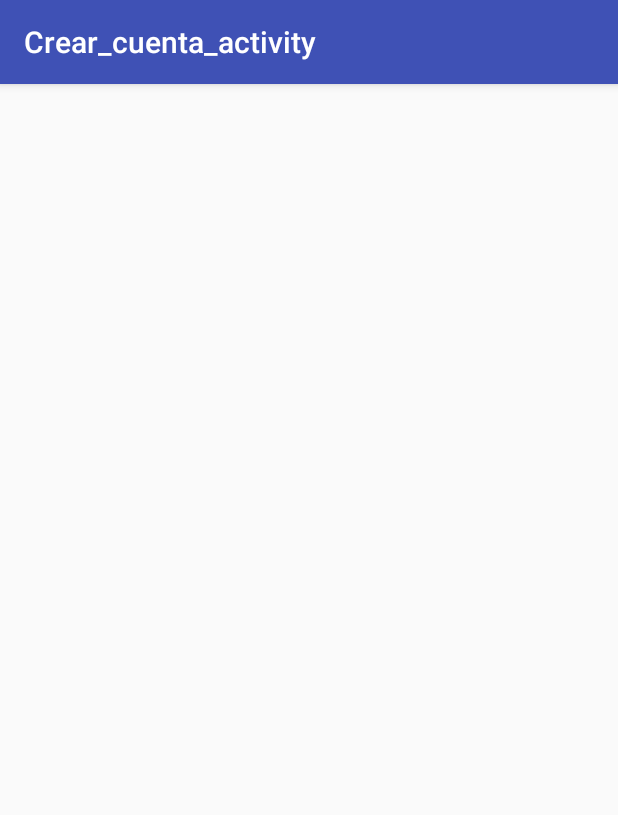
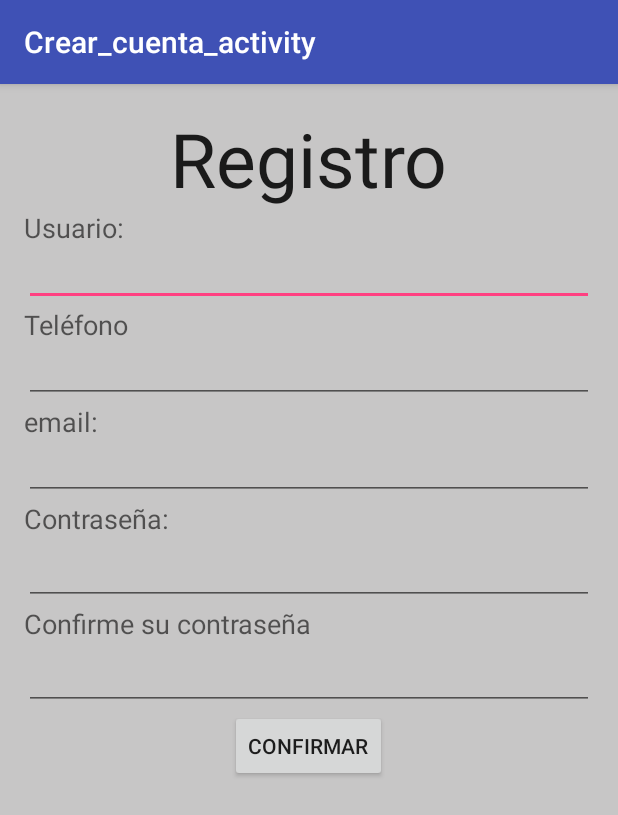
Before and after one commit to MinMiguelM/BR-App, an Android app: the CreateAccountActivity screen opened directly, with no data from a screen before it, on a phone screen of 412 x 824 dp. Shown: the top 815 px of the screen. Run offline under Robolectric (Android 15) with nearby library versions, the phone set to English and light mode, and no system bars.

Commit message:
interfaz de registro

```diff
--- a/app/src/main/res/layout/content_crear_cuenta.xml
+++ b/app/src/main/res/layout/content_crear_cuenta.xml
@@ -10,6 +10,138 @@
     android:paddingTop="@dimen/activity_vertical_margin"
     app:layout_behavior="@string/appbar_scrolling_view_behavior"
     tools:context=".CreateAccountActivity"
-    tools:showIn="@layout/activity_crear_cuenta">
+    tools:showIn="@layout/activity_crear_cuenta"
+    android:background="#ced1ce"
+    android:backgroundTint="#c7c6c6">
+
+    <TextView
+        android:layout_width="wrap_content"
+        android:layout_height="wrap_content"
+        android:textAppearance="?android:attr/textAppearanceMedium"
+        android:text="Usuario:"
+        android:id="@+id/textView4"
+        android:layout_below="@+id/textView5"
+        android:layout_alignParentLeft="true"
+        android:layout_alignParentStart="true" />
+
+    <EditText
+        android:layout_width="wrap_content"
+        android:layout_height="40dp"
+        android:inputType="textPersonName"
+        android:ems="10"
+        android:id="@+id/editText3"
+        android:layout_below="@+id/textView4"
+        android:layout_alignLeft="@+id/textView4"
+        android:layout_alignStart="@+id/textView4"
+        android:layout_alignParentRight="true"
+        android:layout_alignParentEnd="true"
+        android:layout_alignParentStart="true" />
+
+    <TextView
+        android:layout_width="wrap_content"
+        android:layout_height="wrap_content"
+        android:textAppearance="?android:attr/textAppearanceLarge"
+        android:text="Registro"
+        android:id="@+id/textView5"
+        android:textSize="50dp"
+        android:textIsSelectable="false"
+        android:layout_alignParentTop="true"
+        android:layout_centerHorizontal="true" />
+
+    <TextView
+        android:layout_width="wrap_content"
+        android:layout_height="wrap_content"
+        android:textAppearance="?android:attr/textAppearanceMedium"
+        android:text="Teléfono"
+        android:id="@+id/textView6"
+        android:layout_below="@+id/editText3"
+        android:layout_alignLeft="@+id/editText3"
+        android:layout_alignStart="@+id/editText3" />
+
+    <EditText
+        android:layout_width="wrap_content"
+        android:layout_height="40dp"
+        android:inputType="textPersonName"
+        android:ems="10"
+        android:id="@+id/editText4"
+        android:layout_below="@+id/textView6"
+        android:layout_alignLeft="@+id/editText3"
+        android:layout_alignParentStart="true"
+        android:layout_alignRight="@+id/editText3"
+        android:layout_alignEnd="@+id/editText3" />
+
+    <TextView
+        android:layout_width="wrap_content"
+        android:layout_height="wrap_content"
+        android:textAppearance="?android:attr/textAppearanceMedium"
+        android:text="email:"
+        android:id="@+id/textView8"
+        android:layout_below="@+id/editText4"
+        android:layout_alignLeft="@+id/editText4"
+        android:layout_alignStart="@+id/editText4" />
+
+    <EditText
+        android:layout_width="wrap_content"
+        android:layout_height="40dp"
+        android:inputType="textPersonName"
+        android:ems="10"
+        android:id="@+id/editText5"
+        android:layout_alignParentEnd="true"
+        android:layout_below="@+id/textView8"
+        android:layout_alignLeft="@+id/textView8"
+        android:layout_alignStart="@+id/textView8"
+        android:layout_alignParentStart="true" />
+
+    <Button
+        android:layout_width="wrap_content"
+        android:layout_height="wrap_content"
+        android:text="Confirmar"
+        android:id="@+id/button2"
+        android:layout_below="@+id/PassConfi"
+        android:layout_centerHorizontal="true" />
+
+    <TextView
+        android:layout_width="wrap_content"
+        android:layout_height="wrap_content"
+        android:textAppearance="?android:attr/textAppearanceMedium"
+        android:text="Contraseña:"
+        android:id="@+id/textView9"
+        android:layout_below="@+id/editText5"
+        android:layout_alignLeft="@+id/editText5"
+        android:layout_alignStart="@+id/editText5" />
+
+    <EditText
+        android:layout_width="wrap_content"
+        android:layout_height="wrap_content"
+        android:inputType="textPassword"
+        android:ems="10"
+        android:id="@+id/PassUsu"
+        android:layout_below="@+id/textView9"
+        android:layout_alignParentLeft="true"
+        android:layout_alignParentStart="true"
+        android:layout_alignRight="@+id/editText5"
+        android:layout_alignEnd="@+id/editText5" />
+
+    <TextView
+        android:layout_width="wrap_content"
+        android:layout_height="wrap_content"
+        android:textAppearance="?android:attr/textAppearanceMedium"
+        android:text="Confirme su contraseña"
+        android:id="@+id/textView10"
+        android:layout_below="@+id/PassUsu"
+        android:layout_alignLeft="@+id/textView9"
+        android:layout_alignStart="@+id/textView9" />
+
+    <EditText
+        android:layout_width="wrap_content"
+        android:layout_height="wrap_content"
+        android:inputType="textPassword"
+        android:ems="10"
+        android:id="@+id/PassConfi"
+        android:layout_alignParentStart="true"
+        android:layout_below="@+id/textView10"
+        android:layout_alignLeft="@+id/textView9"
+        android:layout_alignRight="@+id/PassUsu"
+        android:layout_alignEnd="@+id/PassUsu" />
 
 </RelativeLayout>
--- a/app/src/main/res/layout/content_main.xml
+++ b/app/src/main/res/layout/content_main.xml
@@ -9,6 +9,7 @@
     android:paddingRight="@dimen/activity_horizontal_margin"
     android:paddingTop="@dimen/activity_vertical_margin"
     android:background="@color/com_facebook_button_background_color"
+
     app:layout_behavior="@string/appbar_scrolling_view_behavior"
     tools:context="com.example.asus.br.MainActivity"
     tools:showIn="@layout/activity_main">
@@ -16,10 +17,10 @@
     <com.facebook.login.widget.LoginButton
         android:id="@+id/login_button"
         android:layout_width="wrap_content"
-        android:layout_height="wrap_content"
+        android:layout_height="40dp"
         android:layout_gravity="center_horizontal"
-        android:layout_marginTop="32dp"
-        android:layout_below="@+id/buttonIniciarSesion"
+        android:layout_marginTop="35dp"
+        android:layout_below="@+id/button"
         android:layout_centerHorizontal="true" />
 
     <TextView
@@ -36,14 +37,14 @@
 
     <EditText
         android:layout_width="wrap_content"
-        android:layout_height="wrap_content"
+        android:layout_height="20dp"
         android:id="@+id/editText"
         android:layout_below="@+id/textView2"
-        android:layout_alignLeft="@+id/textView2"
-        android:layout_alignStart="@+id/textView2"
-        android:layout_alignRight="@+id/textView"
-        android:layout_alignEnd="@+id/textView"
-        android:background="#ffffff" />
+        android:background="#ffffff"
+        android:layout_alignLeft="@+id/login_button"
+        android:layout_alignStart="@+id/login_button"
+        android:layout_alignRight="@+id/login_button"
+        android:layout_alignEnd="@+id/login_button" />
 
     <TextView
         android:layout_width="wrap_content"
@@ -51,10 +52,10 @@
         android:text="Usuario:"
         android:id="@+id/textView2"
         android:textColor="#ffffff"
+        android:layout_marginTop="32dp"
         android:layout_below="@+id/textView"
-        android:layout_alignLeft="@+id/textView"
-        android:layout_alignStart="@+id/textView"
-        android:layout_marginTop="32dp" />
+        android:layout_alignLeft="@+id/editText"
+        android:layout_alignStart="@+id/editText" />
 
     <TextView
         android:layout_width="wrap_content"
@@ -81,34 +82,48 @@
 
     <Button
         android:layout_width="wrap_content"
-        android:layout_height="30dp"
+        android:layout_height="40dp"
         android:text="Iniciar Sesión"
         android:id="@+id/buttonIniciarSesion"
         android:textSize="12dp"
         android:background="#7931323f"
+        android:textColor="#ffffff"
         android:layout_centerVertical="true"
-        android:textColor="#ffffff"
-        android:layout_alignLeft="@+id/editText2"
-        android:layout_alignStart="@+id/editText2"
-        android:layout_alignRight="@+id/editText2"
-        android:layout_alignEnd="@+id/editText2" />
+        android:layout_alignLeft="@+id/textView"
+        android:layout_alignStart="@+id/textView"
+        android:layout_alignRight="@+id/textView"
+        android:layout_alignEnd="@+id/textView" />
 
     <Button
         style="?android:attr/buttonStyleSmall"
         android:layout_width="wrap_content"
-        android:layout_height="40dp"
+        android:layout_height="30dp"
         android:text="Registrarse"
         android:textSize="12dp"
         android:textColor="#ffffff"
         android:id="@+id/buttonRegistrarse"
         android:background="#7931323f"
-        android:layout_marginTop="26dp"
+        android:clickable="true"
+        android:enabled="true"
         android:layout_below="@+id/login_button"
         android:layout_alignLeft="@+id/login_button"
         android:layout_alignStart="@+id/login_button"
+        android:layout_marginTop="22dp"
         android:layout_alignRight="@+id/login_button"
-        android:layout_alignEnd="@+id/login_button"
-        android:clickable="true"
-        android:enabled="true" />
+        android:layout_alignEnd="@+id/login_button" />
+
+    <Button
+        android:layout_width="wrap_content"
+        android:layout_height="20dp"
+        android:text="¿Olvido su contraseña?"
+        android:id="@+id/button"
+        android:textColor="#fdfdfd"
+        android:textSize="12dp"
+        android:background="@color/com_facebook_button_background_color"
+        android:backgroundTint="@color/com_facebook_button_background_color"
+        android:typeface="normal"
+        android:layout_below="@+id/buttonIniciarSesion"
+        android:layout_centerHorizontal="true"
+        android:layout_marginTop="23dp" />
 
 </RelativeLayout>
```
